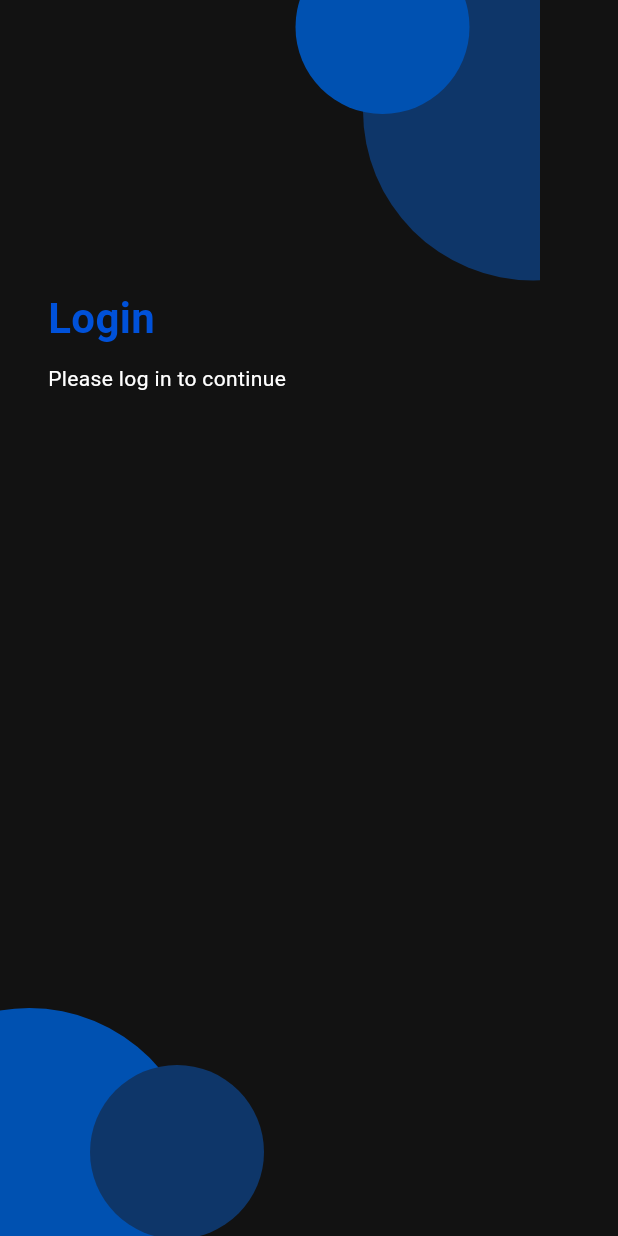
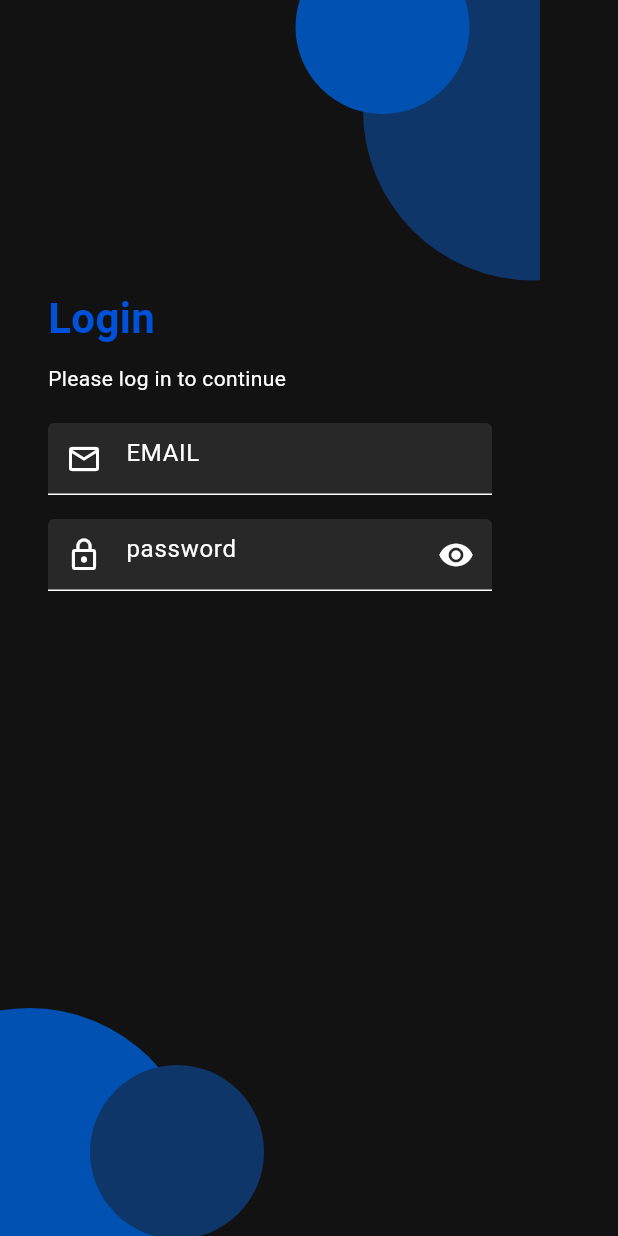
Before and after one commit to Ecell-NITS/E-cell-app, a Flutter app: the screen it shows after launch, on a phone screen of 412 x 824 dp. Run offline on Flutter 3.47's test engine with Material 3 defaults, Android fonts, the light colour scheme and no system bars; our stand-ins replace gap.

Commit message:
text fields added to login page

```diff
--- a/lib/pages/login_page/login_page.dart
+++ b/lib/pages/login_page/login_page.dart
@@ -1,5 +1,6 @@
 import 'package:ecell_app/configs/configs.dart';
 import 'package:ecell_app/utils/widgets/custom_background/custom_background.dart';
+import 'package:ecell_app/utils/widgets/custom_text_field/custom_text_field.dart';
 import 'package:flutter/material.dart';
 
 class LoginPage extends StatefulWidget {
@@ -12,11 +13,10 @@ class LoginPage extends StatefulWidget {
 }
 
 class _LoginPageState extends State<LoginPage> {
+  bool obscureText = true;
   @override
   Widget build(BuildContext context) {
-    return Stack(
-      children: [
-        Scaffold(
+    return Scaffold(
       body: CustomBackground(
           bodyWidget: SizedBox(
         width: ScreenUtil.defaultSize.width,
@@ -26,7 +26,7 @@ class _LoginPageState extends State<LoginPage> {
             crossAxisAlignment: CrossAxisAlignment.start,
             children: [
               CustomSpacers.height160,
-                  Text(
+              const Text(
                 "Login",
                 style: TextStyle(
                     color: loginTextColor,
@@ -34,17 +34,40 @@ class _LoginPageState extends State<LoginPage> {
                     fontWeight: FontWeight.w700),
               ),
               CustomSpacers.height10,
-                  Text(
+              const Text(
                 "Please log in to continue",
                 style: TextStyle(color: Colors.white, fontSize: 14),
               ),
               CustomSpacers.height20,
+              CustomTextField(
+                hintText: 'EMAIL',
+                prefixIcon: const Icon(
+                  Icons.mail_outline,
+                  color: Colors.white,
+                ),
+              ),
+              CustomSpacers.height16,
+              CustomTextField(
+                  hintText: 'password',
+                  prefixIcon: const Icon(
+                    Icons.lock_outline,
+                    color: Colors.white,
+                  ),
+                  obscureText: obscureText,
+                  suffixIcon: IconButton(
+                    onPressed: () {
+                      setState(() {
+                        obscureText = !obscureText;
+                      });
+                    },
+                    icon: obscureText
+                        ? const Icon(Icons.visibility)
+                        : const Icon(Icons.visibility_off),
+                  ))
             ],
           ),
         ),
       )),
-        ),
-      ],
     );
   }
 }
--- a/lib/utils/widgets/custom_text_field/custom_text_field.dart
+++ b/lib/utils/widgets/custom_text_field/custom_text_field.dart
@@ -8,6 +8,7 @@ class CustomTextField extends StatefulWidget {
   TextInputType? textInputType;
   String hintText;
   Widget? prefixIcon;
+  Widget? suffixIcon;
 
   CustomTextField(
       {super.key,
@@ -16,7 +17,8 @@ class CustomTextField extends StatefulWidget {
       this.obscureText = false,
       this.textInputType,
       required this.hintText,
-      this.prefixIcon});
+      this.prefixIcon,
+      this.suffixIcon});
 
   @override
   State<CustomTextField> createState() => _CustomTextFieldState();
@@ -34,7 +36,9 @@ class _CustomTextFieldState extends State<CustomTextField> {
           hintText: widget.hintText,
           hintStyle: const TextStyle(color: Colors.white),
           prefixIcon: widget.prefixIcon,
-          fillColor: fieldColor),
+          suffixIcon: widget.suffixIcon,
+          fillColor: fieldColor,
+          filled: true),
     );
   }
 }
```
Lines whose indentation alone changed are shown as unchanged.
